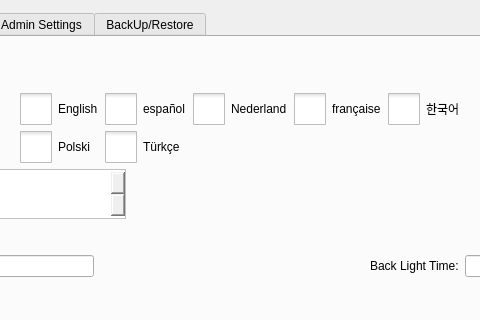
First picture: the form in hcsettings/ichcsystemsettingsframe.ui, repository dongdong-2009/3-5AxisRobot, before the edit; both pictures show x 260 to 740 and y 0 to 320 of the 1196 by 463 pixel window.
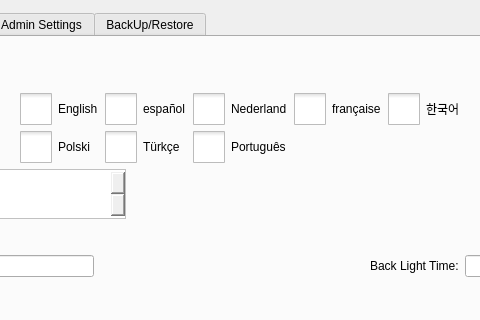
Second picture: the form after the edit. Icons and pictures are not drawn. Custom widgets are drawn as their Qt base class.

```diff
--- a/hcsettings/ichcsystemsettingsframe.ui
+++ b/hcsettings/ichcsystemsettingsframe.ui
@@ -513,6 +513,41 @@
            </attribute>
           </widget>
          </item>
+         <item row="1" column="5">
+          <widget class="QCheckBox" name="portugalBox">
+           <property name="styleSheet">
+            <string notr="true">::indicator {
+     width: 32px;
+     height: 32px;
+ }
+
+::indicator:unchecked 
+{
+     image: url(:/resource/check_unchecked.png);
+ }
+::indicator:checked 
+{
+     image: url(:/resource/check_checked.png);
+ }
+
+QRadioButton::indicator:checked:disabled
+{
+ image: url(:/resource/check_checked_disable.png);
+}
+
+QRadioButton::indicator:unchecked:disabled
+{
+ image: url(:/resource/check_unchecked_disable.png);
+}</string>
+           </property>
+           <property name="text">
+            <string notr="true">Português</string>
+           </property>
+           <attribute name="buttonGroup">
+            <string notr="true">languageButtonGroup</string>
+           </attribute>
+          </widget>
+         </item>
         </layout>
        </item>
        <item row="3" column="0" colspan="2">
```
